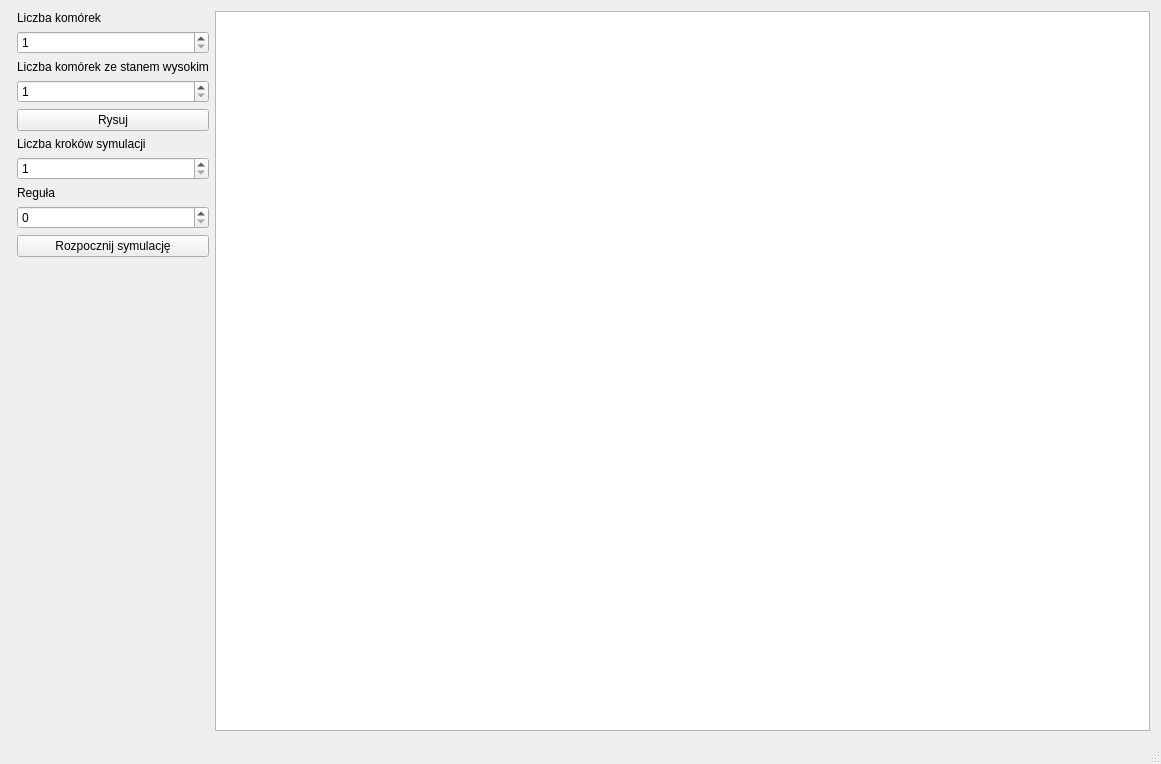
Above: UI/onedimensionalwindow.ui from kpusmo/multiscale-modelling before the change. Below: the same form after it.
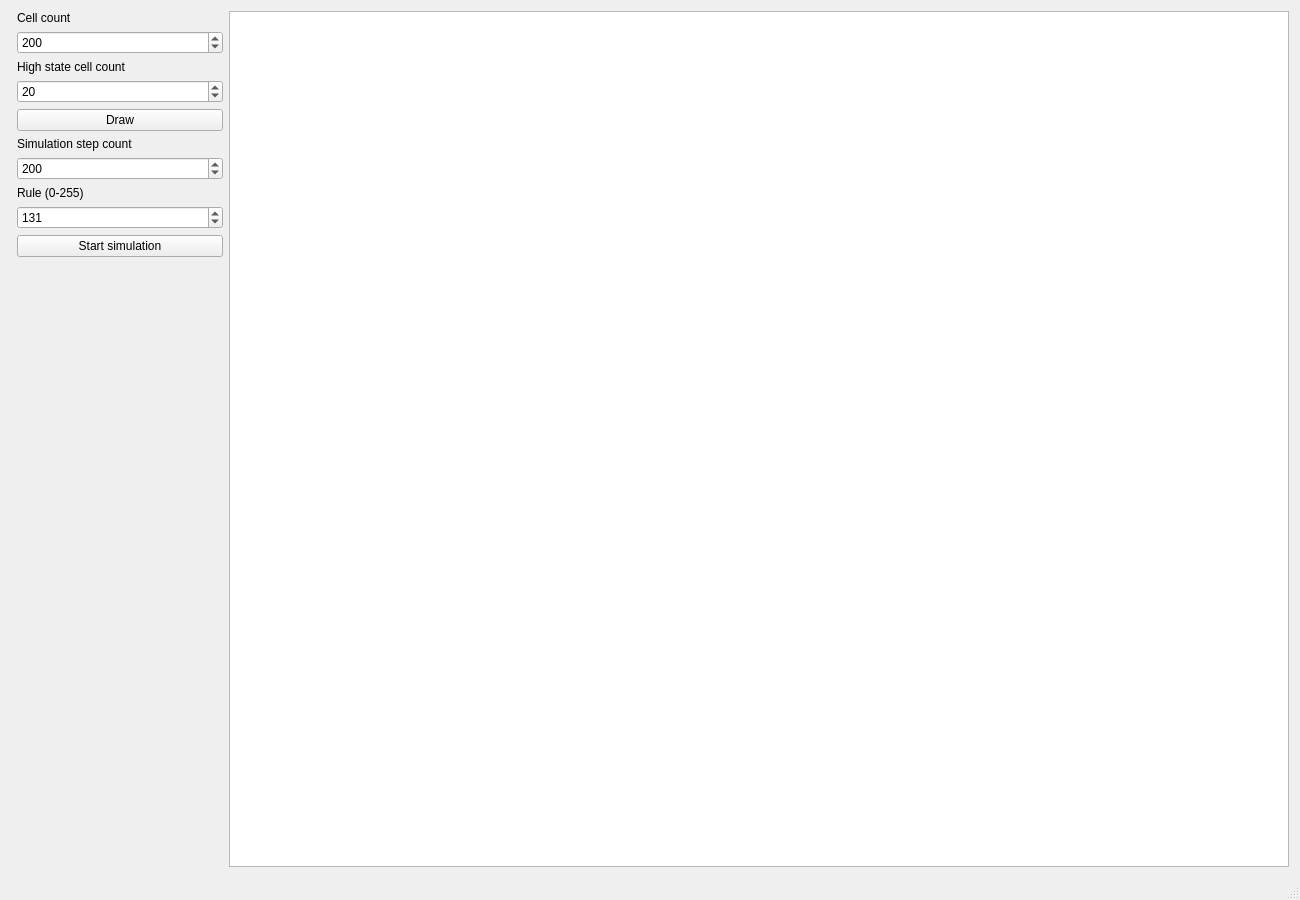
That is the form after the change.

```diff
--- a/UI/onedimensionalwindow.ui
+++ b/UI/onedimensionalwindow.ui
@@ -6,8 +6,8 @@
    <rect>
     <x>0</x>
     <y>0</y>
-    <width>1161</width>
-    <height>764</height>
+    <width>1300</width>
+    <height>900</height>
    </rect>
   </property>
   <property name="windowTitle">
@@ -39,7 +39,7 @@
       <item row="0" column="1">
        <widget class="QLabel" name="label">
         <property name="text">
-         <string>Liczba komórek</string>
+         <string>Cell count</string>
         </property>
        </widget>
       </item>
@@ -51,19 +51,22 @@
         <property name="maximum">
          <number>20000</number>
         </property>
+        <property name="value">
+          <number>200</number>
+        </property>
        </widget>
       </item>
       <item row="4" column="1">
        <widget class="QPushButton" name="drawButton">
         <property name="text">
-         <string>Rysuj</string>
+         <string>Draw</string>
         </property>
        </widget>
       </item>
       <item row="5" column="1">
        <widget class="QLabel" name="label_2">
         <property name="text">
-         <string>Liczba kroków symulacji</string>
+         <string>Simulation step count</string>
         </property>
        </widget>
       </item>
@@ -75,12 +78,15 @@
         <property name="maximum">
          <number>20000</number>
         </property>
+        <property name="value">
+          <number>200</number>
+        </property>
        </widget>
       </item>
       <item row="7" column="1">
        <widget class="QLabel" name="label_3">
         <property name="text">
-         <string>Reguła</string>
+         <string>Rule (0-255)</string>
         </property>
        </widget>
       </item>
@@ -89,19 +95,22 @@
         <property name="maximum">
          <number>255</number>
         </property>
+        <property name="value">
+          <number>131</number>
+        </property>
        </widget>
       </item>
       <item row="11" column="1">
        <widget class="QPushButton" name="startButton">
         <property name="text">
-         <string>Rozpocznij symulację</string>
+         <string>Start simulation</string>
         </property>
        </widget>
       </item>
       <item row="2" column="1">
        <widget class="QLabel" name="label_4">
         <property name="text">
-         <string>Liczba komórek ze stanem wysokim</string>
+         <string>High state cell count</string>
         </property>
        </widget>
       </item>
@@ -113,6 +122,9 @@
         <property name="maximum">
          <number>20000</number>
         </property>
+        <property name="value">
+          <number>20</number>
+        </property>
        </widget>
       </item>
      </layout>
```
Left out of the diff: 2 changed lines with no effect on the pictures.
